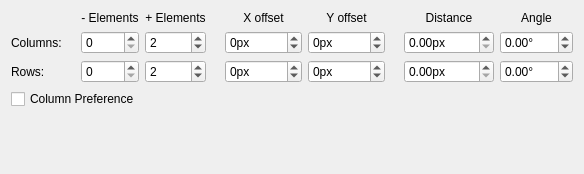
KDE/krita, file krita/plugins/extensions/clonesarray/wdg_clonesarray.ui: the form before one commit.
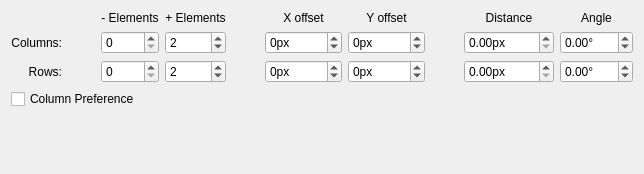
The form after the commit.

Commit message:
Fix the alignment of labels in dialogs
Patch by Juan Palacios

Patch:
```diff
--- a/krita/plugins/extensions/clonesarray/wdg_clonesarray.ui
+++ b/krita/plugins/extensions/clonesarray/wdg_clonesarray.ui
@@ -6,7 +6,7 @@
    <rect>
     <x>0</x>
     <y>0</y>
-    <width>583</width>
+    <width>644</width>
     <height>174</height>
    </rect>
   </property>
@@ -117,6 +117,9 @@
        <property name="text">
         <string>Columns:</string>
        </property>
+       <property name="alignment">
+        <set>Qt::AlignRight|Qt::AlignTrailing|Qt::AlignVCenter</set>
+       </property>
       </widget>
      </item>
      <item row="1" column="1" rowspan="2">
@@ -211,6 +214,9 @@
        <property name="text">
         <string>Rows:</string>
        </property>
+       <property name="alignment">
+        <set>Qt::AlignRight|Qt::AlignTrailing|Qt::AlignVCenter</set>
+       </property>
       </widget>
      </item>
      <item row="2" column="2">
```
The commit also changes 71 other files.
